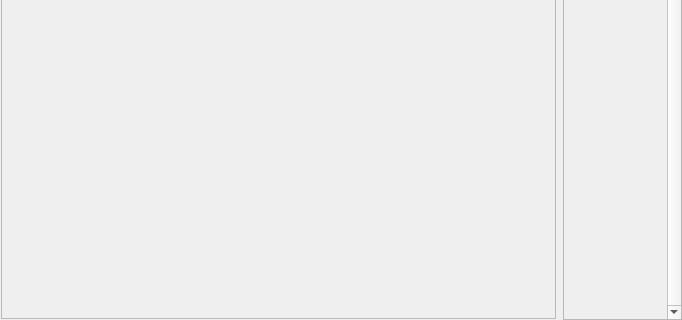
Before: the Qt Designer form mainwindow.ui in SPROgster/ImageProcessing, drawn with Qt 5; both pictures show x 0 to 682 and y 157 to 477 of the 682 by 477 pixel window.
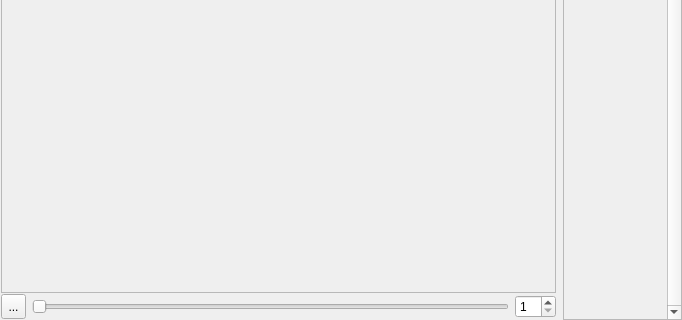
After: the same form once the commit is applied. Icons and pictures are not drawn.

Commit message: Mask panel Mask icon

```diff
--- a/mainwindow.ui
+++ b/mainwindow.ui
@@ -14,7 +14,7 @@
    <string>MainWindow</string>
   </property>
   <widget class="QWidget" name="centralWidget">
-   <layout class="QGridLayout" name="gridLayout">
+   <layout class="QHBoxLayout" name="horizontalLayout">
     <property name="leftMargin">
      <number>1</number>
     </property>
@@ -27,7 +27,21 @@
     <property name="bottomMargin">
      <number>1</number>
     </property>
-    <item row="0" column="0">
+    <item>
+     <layout class="QVBoxLayout" name="maskAndImageLayout">
+      <property name="spacing">
+       <number>1</number>
+      </property>
+      <property name="leftMargin">
+       <number>0</number>
+      </property>
+      <property name="rightMargin">
+       <number>0</number>
+      </property>
+      <property name="bottomMargin">
+       <number>0</number>
+      </property>
+      <item>
      <widget class="QScrollArea" name="scrollArea">
       <property name="verticalScrollBarPolicy">
        <enum>Qt::ScrollBarAsNeeded</enum>
@@ -46,8 +60,8 @@
         <rect>
          <x>0</x>
          <y>0</y>
-         <width>558</width>
-         <height>452</height>
+           <width>556</width>
+           <height>422</height>
         </rect>
        </property>
        <layout class="QGridLayout" name="gridLayout_2">
@@ -76,6 +90,59 @@
        </layout>
       </widget>
      </widget>
+      </item>
+      <item>
+       <layout class="QHBoxLayout" name="maskLayout">
+        <property name="topMargin">
+         <number>0</number>
+        </property>
+        <item>
+         <widget class="QToolButton" name="maskButton">
+          <property name="minimumSize">
+           <size>
+            <width>25</width>
+            <height>25</height>
+           </size>
+          </property>
+          <property name="maximumSize">
+           <size>
+            <width>25</width>
+            <height>25</height>
+           </size>
+          </property>
+          <property name="text">
+           <string>...</string>
+          </property>
+          <property name="icon">
+           <iconset>
+            <normalon>res/maskButton.bmp</normalon>
+           </iconset>
+          </property>
+          <property name="checkable">
+           <bool>true</bool>
+          </property>
+         </widget>
+        </item>
+        <item>
+         <widget class="QSlider" name="maskSlider">
+          <property name="minimum">
+           <number>1</number>
+          </property>
+          <property name="orientation">
+           <enum>Qt::Horizontal</enum>
+          </property>
+         </widget>
+        </item>
+        <item>
+         <widget class="QSpinBox" name="maskSpin">
+          <property name="minimum">
+           <number>1</number>
+          </property>
+         </widget>
+        </item>
+       </layout>
+      </item>
+     </layout>
     </item>
    </layout>
   </widget>
```
Lines whose indentation alone changed are shown as unchanged. The commit also changes 2 other files.
